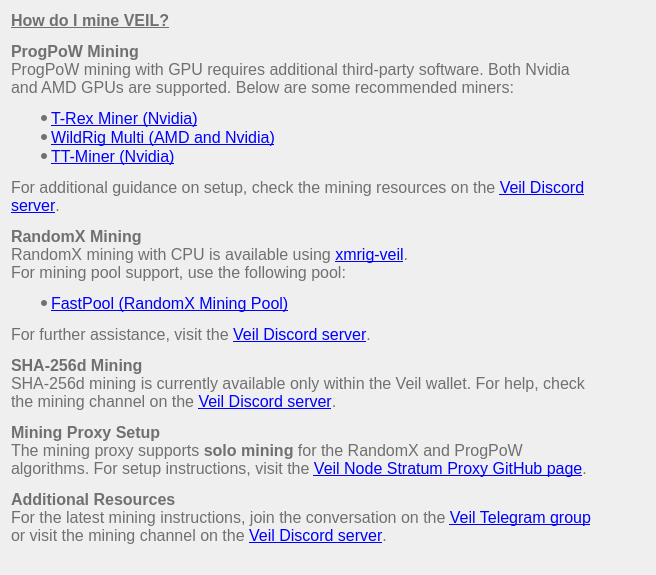
First picture: the form in src/qt/veil/forms/settingsfaq09.ui, repository Veil-Project/veil, before the edit.
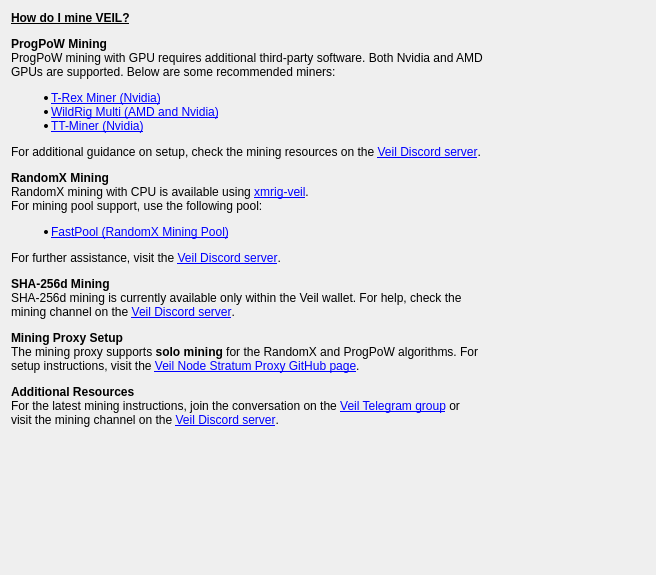
Second picture: the form after the edit.

Patch:
```diff
--- a/src/qt/veil/forms/settingsfaq09.ui
+++ b/src/qt/veil/forms/settingsfaq09.ui
@@ -13,10 +13,6 @@
   <property name="windowTitle">
    <string>Form</string>
   </property>
-  <property name="styleSheet">
-   <string notr="true">font-size:16px;
-color:#707070;</string>
-  </property>
   <layout class="QVBoxLayout" name="verticalLayout">
    <property name="rightMargin">
     <number>60</number>
@@ -29,11 +25,8 @@
        <height>0</height>
       </size>
      </property>
-     <property name="styleSheet">
-      <string notr="true">font-weight:200;</string>
-     </property>
      <property name="text">
-      <string>&lt;html&gt;&lt;head/&gt;&lt;body&gt;&lt;p&gt;&lt;span style=&quot;font-weight:600; text-decoration: underline;&quot;&gt;How do I mine VEIL?&lt;/span&gt;&lt;/p&gt;&lt;p&gt;&lt;span style=&quot;font-weight:600;&quot;&gt;ProgPoW Mining&lt;/span&gt;&lt;br/&gt;ProgPoW mining with GPU requires additional third-party software. Both Nvidia and AMD GPUs are supported. Below are some recommended miners:&lt;/p&gt;&lt;ul&gt;&lt;li&gt;&lt;a target=&quot;_blank&quot; href=&quot;https://github.com/trexminer/T-Rex&quot;&gt;&lt;span style=&quot;text-decoration: underline; color:#0000ff;&quot;&gt;T-Rex Miner (Nvidia)&lt;/span&gt;&lt;/a&gt;&lt;/li&gt;&lt;li&gt;&lt;a target=&quot;_blank&quot; href=&quot;https://github.com/andru-kun/wildrig-multi&quot;&gt;&lt;span style=&quot;text-decoration: underline; color:#0000ff;&quot;&gt;WildRig Multi (AMD and Nvidia)&lt;/span&gt;&lt;/a&gt;&lt;/li&gt;&lt;li&gt;&lt;a target=&quot;_blank&quot; href=&quot;https://github.com/TrailingStop/TT-Miner-release&quot;&gt;&lt;span style=&quot;text-decoration: underline; color:#0000ff;&quot;&gt;TT-Miner (Nvidia)&lt;/span&gt;&lt;/a&gt;&lt;/li&gt;&lt;/ul&gt;&lt;p&gt;For additional guidance on setup, check the mining resources on the &lt;a target=&quot;_blank&quot; href=&quot;https://discord.veil-project.com/&quot;&gt;&lt;span style=&quot;text-decoration: underline; color:#0000ff;&quot;&gt;Veil Discord server&lt;/span&gt;&lt;/a&gt;.&lt;/p&gt;&lt;p&gt;&lt;span style=&quot;font-weight:600;&quot;&gt;RandomX Mining&lt;/span&gt;&lt;br/&gt;RandomX mining with CPU is available using &lt;a target=&quot;_blank&quot; href=&quot;https://github.com/us77ipis/xmrig-veil&quot;&gt;&lt;span style=&quot;text-decoration: underline; color:#0000ff;&quot;&gt;xmrig-veil&lt;/span&gt;&lt;/a&gt;.&lt;br/&gt;For mining pool support, use the following pool:&lt;/p&gt;&lt;ul&gt;&lt;li&gt;&lt;a target=&quot;_blank&quot; href=&quot;https://fastpool.xyz/veil-rx/&quot;&gt;&lt;span style=&quot;text-decoration: underline; color:#0000ff;&quot;&gt;FastPool (RandomX Mining Pool)&lt;/span&gt;&lt;/a&gt;&lt;/li&gt;&lt;/ul&gt;&lt;p&gt;For further assistance, visit the &lt;a target=&quot;_blank&quot; href=&quot;https://discord.veil-project.com/&quot;&gt;&lt;span style=&quot;text-decoration: underline; color:#0000ff;&quot;&gt;Veil Discord server&lt;/span&gt;&lt;/a&gt;.&lt;/p&gt;&lt;p&gt;&lt;span style=&quot;font-weight:600;&quot;&gt;SHA-256d Mining&lt;/span&gt;&lt;br/&gt;SHA-256d mining is currently available only within the Veil wallet. For help, check the mining channel on the &lt;a target=&quot;_blank&quot; href=&quot;https://discord.veil-project.com/&quot;&gt;&lt;span style=&quot;text-decoration: underline; color:#0000ff;&quot;&gt;Veil Discord server&lt;/span&gt;&lt;/a&gt;.&lt;/p&gt;&lt;p&gt;&lt;span style=&quot;font-weight:600;&quot;&gt;Mining Proxy Setup&lt;/span&gt;&lt;br/&gt;The mining proxy supports &lt;strong&gt;solo mining&lt;/strong&gt; for the RandomX and ProgPoW algorithms. For setup instructions, visit the &lt;a target=&quot;_blank&quot; href=&quot;https://github.com/us77ipis/veil-node-stratum-proxy&quot;&gt;&lt;span style=&quot;text-decoration: underline; color:#0000ff;&quot;&gt;Veil Node Stratum Proxy GitHub page&lt;/span&gt;&lt;/a&gt;.&lt;/p&gt;&lt;p&gt;&lt;span style=&quot;font-weight:600;&quot;&gt;Additional Resources&lt;/span&gt;&lt;br/&gt;For the latest mining instructions, join the conversation on the &lt;a target=&quot;_blank&quot; href=&quot;https://t.me/VEILProject&quot;&gt;&lt;span style=&quot;text-decoration: underline; color:#0000ff;&quot;&gt;Veil Telegram group&lt;/span&gt;&lt;/a&gt; or visit the mining channel on the &lt;a target=&quot;_blank&quot; href=&quot;https://discord.veil-project.com/&quot;&gt;&lt;span style=&quot;text-decoration: underline; color:#0000ff;&quot;&gt;Veil Discord server&lt;/span&gt;&lt;/a&gt;.&lt;/p&gt;&lt;/body&gt;&lt;/html&gt;</string>
+      <string>&lt;html&gt;&lt;head/&gt;&lt;body&gt;&lt;p&gt;&lt;span style=&quot;font-weight:600; text-decoration: underline;&quot;&gt;How do I mine VEIL?&lt;/span&gt;&lt;/p&gt;&lt;p&gt;&lt;span style=&quot;font-weight:600;&quot;&gt;ProgPoW Mining&lt;/span&gt;&lt;br/&gt;ProgPoW mining with GPU requires additional third-party software. Both Nvidia and AMD GPUs are supported. Below are some recommended miners:&lt;/p&gt;&lt;ul&gt;&lt;li&gt;&lt;a target=&quot;_blank&quot; href=&quot;https://github.com/trexminer/T-Rex&quot;&gt;&lt;span style=&quot;text-decoration: underline;&quot;&gt;T-Rex Miner (Nvidia)&lt;/span&gt;&lt;/a&gt;&lt;/li&gt;&lt;li&gt;&lt;a target=&quot;_blank&quot; href=&quot;https://github.com/andru-kun/wildrig-multi&quot;&gt;&lt;span style=&quot;text-decoration: underline;&quot;&gt;WildRig Multi (AMD and Nvidia)&lt;/span&gt;&lt;/a&gt;&lt;/li&gt;&lt;li&gt;&lt;a target=&quot;_blank&quot; href=&quot;https://github.com/TrailingStop/TT-Miner-release&quot;&gt;&lt;span style=&quot;text-decoration: underline;&quot;&gt;TT-Miner (Nvidia)&lt;/span&gt;&lt;/a&gt;&lt;/li&gt;&lt;/ul&gt;&lt;p&gt;For additional guidance on setup, check the mining resources on the &lt;a target=&quot;_blank&quot; href=&quot;https://discord.veil-project.com/&quot;&gt;&lt;span style=&quot;text-decoration: underline;&quot;&gt;Veil Discord server&lt;/span&gt;&lt;/a&gt;.&lt;/p&gt;&lt;p&gt;&lt;span style=&quot;font-weight:600;&quot;&gt;RandomX Mining&lt;/span&gt;&lt;br/&gt;RandomX mining with CPU is available using &lt;a target=&quot;_blank&quot; href=&quot;https://github.com/us77ipis/xmrig-veil&quot;&gt;&lt;span style=&quot;text-decoration: underline;&quot;&gt;xmrig-veil&lt;/span&gt;&lt;/a&gt;.&lt;br/&gt;For mining pool support, use the following pool:&lt;/p&gt;&lt;ul&gt;&lt;li&gt;&lt;a target=&quot;_blank&quot; href=&quot;https://fastpool.xyz/veil-rx/&quot;&gt;&lt;span style=&quot;text-decoration: underline;&quot;&gt;FastPool (RandomX Mining Pool)&lt;/span&gt;&lt;/a&gt;&lt;/li&gt;&lt;/ul&gt;&lt;p&gt;For further assistance, visit the &lt;a target=&quot;_blank&quot; href=&quot;https://discord.veil-project.com/&quot;&gt;&lt;span style=&quot;text-decoration: underline;&quot;&gt;Veil Discord server&lt;/span&gt;&lt;/a&gt;.&lt;/p&gt;&lt;p&gt;&lt;span style=&quot;font-weight:600;&quot;&gt;SHA-256d Mining&lt;/span&gt;&lt;br/&gt;SHA-256d mining is currently available only within the Veil wallet. For help, check the mining channel on the &lt;a target=&quot;_blank&quot; href=&quot;https://discord.veil-project.com/&quot;&gt;&lt;span style=&quot;text-decoration: underline;&quot;&gt;Veil Discord server&lt;/span&gt;&lt;/a&gt;.&lt;/p&gt;&lt;p&gt;&lt;span style=&quot;font-weight:600;&quot;&gt;Mining Proxy Setup&lt;/span&gt;&lt;br/&gt;The mining proxy supports &lt;strong&gt;solo mining&lt;/strong&gt; for the RandomX and ProgPoW algorithms. For setup instructions, visit the &lt;a target=&quot;_blank&quot; href=&quot;https://github.com/us77ipis/veil-node-stratum-proxy&quot;&gt;&lt;span style=&quot;text-decoration: underline;&quot;&gt;Veil Node Stratum Proxy GitHub page&lt;/span&gt;&lt;/a&gt;.&lt;/p&gt;&lt;p&gt;&lt;span style=&quot;font-weight:600;&quot;&gt;Additional Resources&lt;/span&gt;&lt;br/&gt;For the latest mining instructions, join the conversation on the &lt;a target=&quot;_blank&quot; href=&quot;https://t.me/VEILProject&quot;&gt;&lt;span style=&quot;text-decoration: underline;&quot;&gt;Veil Telegram group&lt;/span&gt;&lt;/a&gt; or visit the mining channel on the &lt;a target=&quot;_blank&quot; href=&quot;https://discord.veil-project.com/&quot;&gt;&lt;span style=&quot;text-decoration: underline;&quot;&gt;Veil Discord server&lt;/span&gt;&lt;/a&gt;.&lt;/p&gt;&lt;/body&gt;&lt;/html&gt;</string>
      </property>
      <property name="alignment">
       <set>Qt::AlignLeading|Qt::AlignLeft|Qt::AlignTop</set>
```
